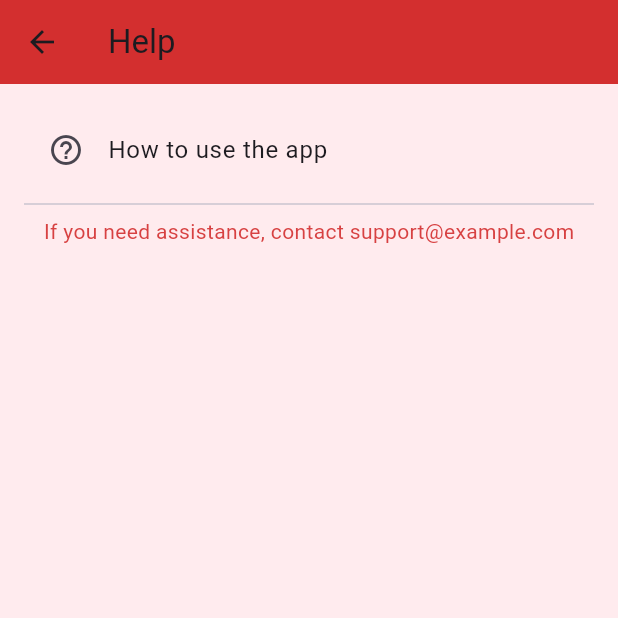
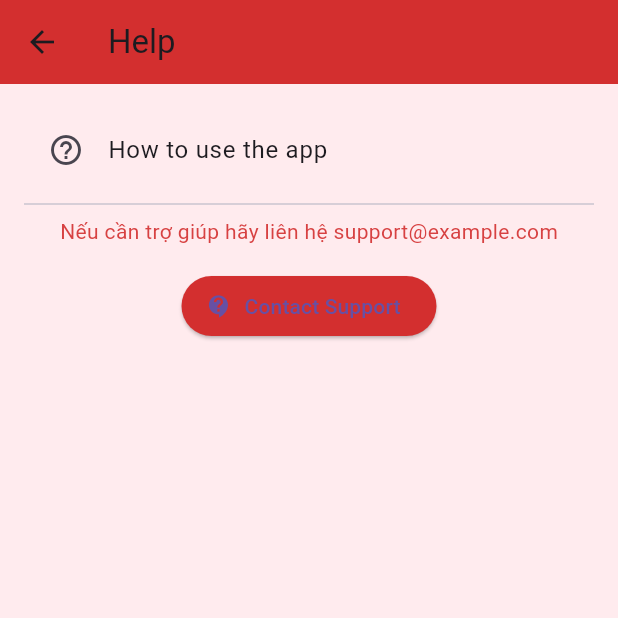
Before and after one commit to nqdat2002/bloc_sharepref, a Flutter app: the HelpScreen screen opened directly, on a phone screen of 412 x 824 dp, the top half of it. Run offline on Flutter 3.47's test engine with Material 3 defaults, Android fonts, the phone set to English and light mode, and no system bars; our stand-ins replace bloc, firebase_core, firebase_messaging, flutter_bloc, shared_preferences; accounts and stored records are empty.

Commit message:
add helper

```diff
--- a/lib/screens/help_screen.dart
+++ b/lib/screens/help_screen.dart
@@ -7,13 +7,29 @@ class HelpScreen extends StatelessWidget {
   Widget build(BuildContext context) {
     return Scaffold(
       backgroundColor: Colors.red.shade50,
-      appBar: AppBar(title: const Text('Help'), backgroundColor: Colors.red.shade700),
+      appBar: AppBar(
+        title: const Text('Help'),
+        backgroundColor: Colors.red.shade700,
+        elevation: 0,
+      ),
       body: Padding(
         padding: const EdgeInsets.all(16.0),
         child: Column(children: [
           const ListTile(leading: Icon(Icons.help_outline), title: Text('How to use the app')),
           const Divider(),
-          Text('If you need assistance, contact support@example.com', style: TextStyle(color: Colors.red.shade700.withOpacity(0.9))),
+          Text(
+            'Nếu cần trợ giúp hãy liên hệ support@example.com',
+            style: TextStyle(color: Colors.red.shade700.withOpacity(0.9)),
+          ),
+          const SizedBox(height: 16),
+          ElevatedButton.icon(
+            style: ElevatedButton.styleFrom(backgroundColor: Colors.red.shade700),
+            onPressed: () {
+              ScaffoldMessenger.of(context).showSnackBar(const SnackBar(content: Text('Gọi support (demo)')));
+            },
+            icon: const Icon(Icons.contact_support),
+            label: const Text('Contact Support'),
+          ),
         ]),
       ),
     );
```
